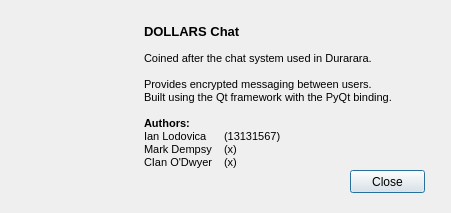
First picture: the form in Python UI Source Trial/UI/AboutUI.ui, repository CodexVII/ChatApp, before the edit.
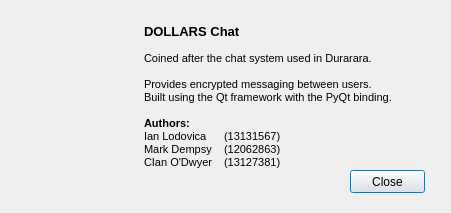
Second picture: the form after the edit. Icons and pictures are not drawn.

What changed in the file:
```diff
--- a/Python UI Source Trial/UI/AboutUI.ui
+++ b/Python UI Source Trial/UI/AboutUI.ui
@@ -54,8 +54,8 @@
 &lt;p align=&quot;justify&quot; style=&quot;-qt-paragraph-type:empty; margin-top:0px; margin-bottom:0px; margin-left:0px; margin-right:0px; -qt-block-indent:0; text-indent:0px; font-size:8pt;&quot;&gt;&lt;br /&gt;&lt;/p&gt;
 &lt;p style=&quot; margin-top:0px; margin-bottom:0px; margin-left:0px; margin-right:0px; -qt-block-indent:0; text-indent:0px;&quot;&gt;&lt;span style=&quot; font-size:8pt; font-weight:600;&quot;&gt;Authors:&lt;/span&gt;&lt;/p&gt;
 &lt;p style=&quot; margin-top:0px; margin-bottom:0px; margin-left:0px; margin-right:0px; -qt-block-indent:0; text-indent:0px;&quot;&gt;&lt;span style=&quot; font-size:8pt;&quot;&gt;Ian Lodovica 	(13131567)&lt;/span&gt;&lt;/p&gt;
-&lt;p style=&quot; margin-top:0px; margin-bottom:0px; margin-left:0px; margin-right:0px; -qt-block-indent:0; text-indent:0px;&quot;&gt;&lt;span style=&quot; font-size:8pt;&quot;&gt;Mark Dempsy 	(x)&lt;/span&gt;&lt;/p&gt;
-&lt;p style=&quot; margin-top:0px; margin-bottom:0px; margin-left:0px; margin-right:0px; -qt-block-indent:0; text-indent:0px;&quot;&gt;&lt;span style=&quot; font-size:8pt;&quot;&gt;CIan O'Dwyer	(x)&lt;/span&gt;&lt;/p&gt;
+&lt;p style=&quot; margin-top:0px; margin-bottom:0px; margin-left:0px; margin-right:0px; -qt-block-indent:0; text-indent:0px;&quot;&gt;&lt;span style=&quot; font-size:8pt;&quot;&gt;Mark Dempsy 	(12062863)&lt;/span&gt;&lt;/p&gt;
+&lt;p style=&quot; margin-top:0px; margin-bottom:0px; margin-left:0px; margin-right:0px; -qt-block-indent:0; text-indent:0px;&quot;&gt;&lt;span style=&quot; font-size:8pt;&quot;&gt;CIan O'Dwyer	(13127381)&lt;/span&gt;&lt;/p&gt;
 &lt;p style=&quot;-qt-paragraph-type:empty; margin-top:0px; margin-bottom:0px; margin-left:0px; margin-right:0px; -qt-block-indent:0; text-indent:0px; font-size:8pt;&quot;&gt;&lt;br /&gt;&lt;/p&gt;
 &lt;p style=&quot;-qt-paragraph-type:empty; margin-top:0px; margin-bottom:0px; margin-left:0px; margin-right:0px; -qt-block-indent:0; text-indent:0px; font-size:8pt;&quot;&gt;&lt;br /&gt;&lt;/p&gt;&lt;/body&gt;&lt;/html&gt;</string>
    </property>
```
